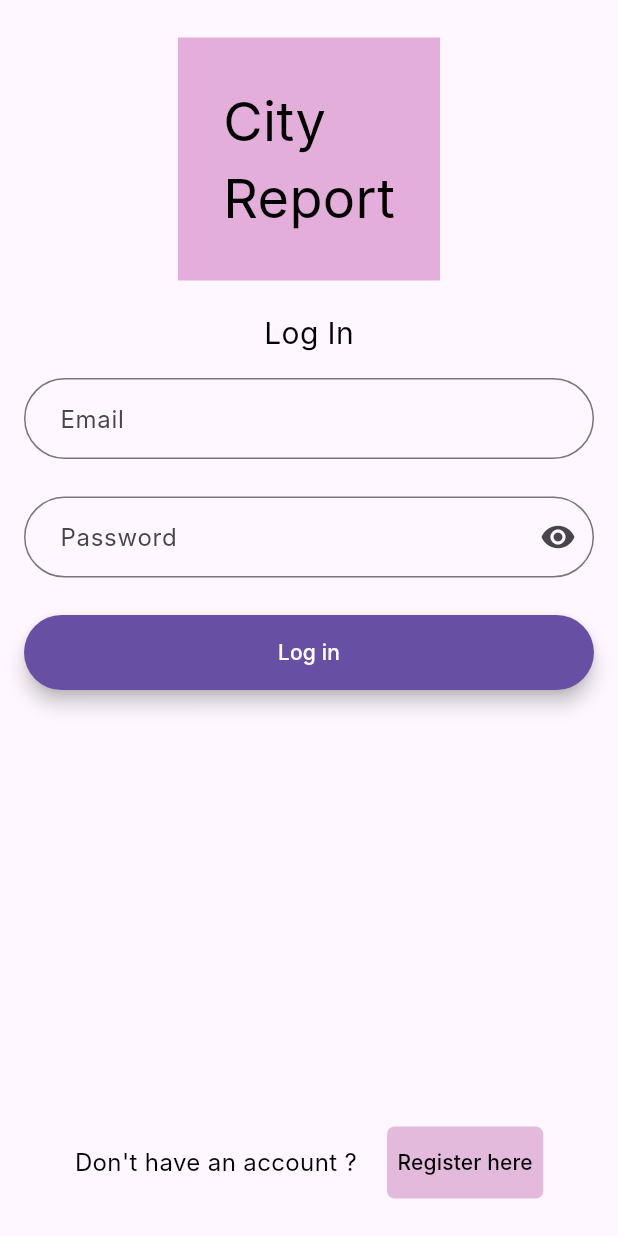
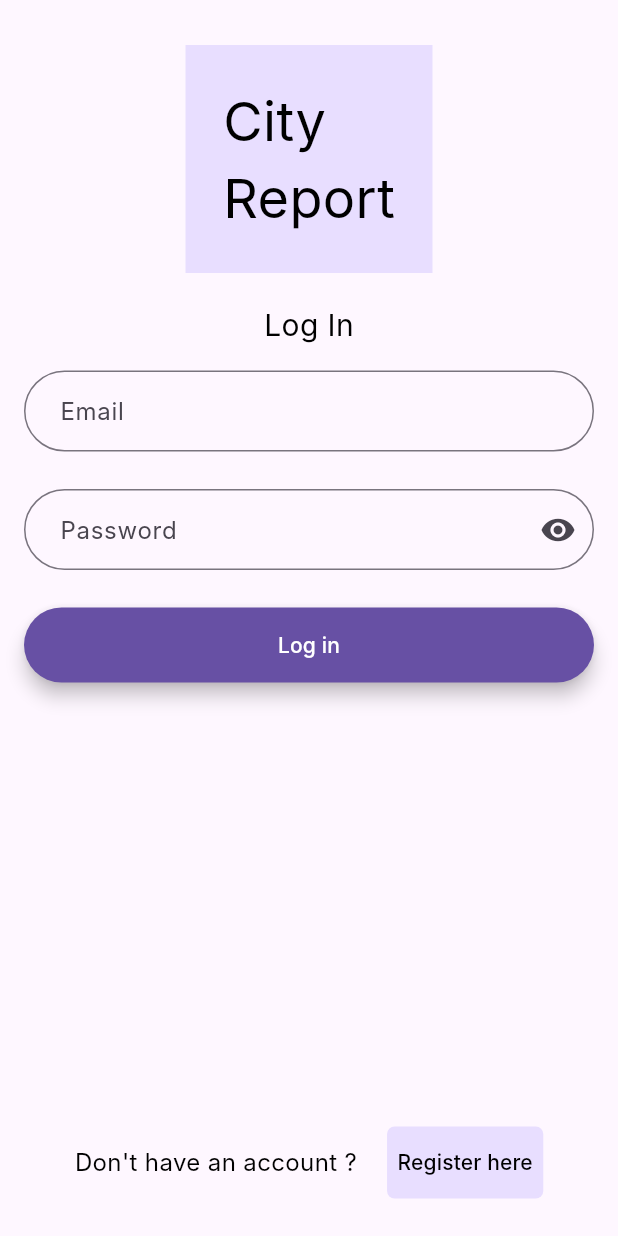
Before and after one commit to anastazee/city-report, a Flutter app: the screen it shows after launch, on a phone screen of 412 x 824 dp. Run offline on Flutter 3.47's test engine with Material 3 defaults, Android fonts, the phone set to English and light mode, and no system bars; our stand-ins replace camera, cloud_firestore, firebase_auth, firebase_core, firebase_storage, flutter_map and 7 more; missing offline and left inert: swipeable_page_route; accounts and stored records are empty; Roboto replaces fonts that are missing (Inter).

Commit message:
various fixes 	modified:   lib/models/bars.dart 	modified:   lib/screens/all_incidents.dart 	modified:   lib/screens/authenticate/login.dart 	modified:   lib/screens/myposts2.dart 	modified:   lib/screens/myprofile.dart 	modified:   lib/screens/notifications.dart

```diff
--- a/lib/models/bars.dart
+++ b/lib/models/bars.dart
@@ -9,7 +9,7 @@ class MyAppBar extends StatelessWidget implements PreferredSizeWidget {
   Widget build(BuildContext context) {
     return AppBar(
       leading: IconButton(
-          icon: const Icon(Icons.circle_notifications),
+          icon: const Icon(Icons.circle_notifications, color: Color(0xFF21005D)),
           onPressed: () {
             Navigator.push(
             context,
@@ -23,7 +23,7 @@ class MyAppBar extends StatelessWidget implements PreferredSizeWidget {
       backgroundColor: Color.fromARGB(255, 232, 222, 255),
       actions: [
         IconButton(
-           icon: Icon(Icons.account_circle_rounded),
+           icon: Icon(Icons.account_circle_rounded, color: Color(0xFF21005D)),
            onPressed: () {
             Navigator.push(
             context,
--- a/lib/screens/all_incidents.dart
+++ b/lib/screens/all_incidents.dart
@@ -223,6 +223,9 @@ Future<void> getUserLocation() async {
                         ),
                       ),
                     ),
+                    SizedBox(
+                            width: 8.0,
+                          ),
                         ],
                       ),
                     ),
--- a/lib/screens/authenticate/login.dart
+++ b/lib/screens/authenticate/login.dart
@@ -72,7 +72,7 @@ class _Login extends State<Login> {
     final register = Material(
       elevation: 0.0,
       borderRadius: BorderRadius.circular(5.0),
-      color: Color.fromARGB(255, 227, 186, 220),
+      color: Color.fromARGB(255, 232, 222, 255),
       child: MaterialButton(
         minWidth: MediaQuery.of(context).size.width * 0.1, // Adjust the factor to your liking
         padding: const EdgeInsets.symmetric(vertical: 10.0, horizontal: 7.0),
@@ -126,10 +126,10 @@ class _Login extends State<Login> {
       body: Column(
         mainAxisAlignment: MainAxisAlignment.center,
         children: [
-          const SizedBox(height: 25.0),
+          const SizedBox(height: 30.0),
         Container(
-        color: Color.fromARGB(255, 228, 174, 219), // Set the desired color for the box
-        padding: EdgeInsets.fromLTRB(30.0, 30.0, 30.0, 30.0), // Add top padding
+        color: Color.fromARGB(255, 232, 222, 255), // Set the desired color for the box
+        padding: EdgeInsets.fromLTRB(25.0, 25.0, 25.0, 25.0), // Add top padding
         child: Text(
           'City \nReport',
           style: TextStyle(
--- a/lib/screens/myposts2.dart
+++ b/lib/screens/myposts2.dart
@@ -240,6 +240,10 @@ class _MyPostsState extends State<MyPosts> {
                         ),
                       ),
                     ),
+                    SizedBox(
+                      width:
+                          8.0, // Add some spacing between the left edge and the content
+                    ),
                   ],
                 ),
               ),
--- a/lib/screens/myprofile.dart
+++ b/lib/screens/myprofile.dart
@@ -250,12 +250,12 @@ child: RichText(
         text: ' Points: ',
         style: TextStyle(fontSize: 18.0, fontWeight: FontWeight.bold),
       ),
-      TextSpan(text: '$points \n\n'),
+      TextSpan(text: '$points \n'),
       TextSpan(
         text: ' Level: ',
         style: TextStyle(fontSize: 18.0, fontWeight: FontWeight.bold),
       ),
-      TextSpan(text: '$level \n\n'),
+      TextSpan(text: '$level \n'),
       TextSpan(
         text: ' Points to Next Level: ',
         style: TextStyle(fontSize: 18.0, fontWeight: FontWeight.bold),
--- a/lib/screens/notifications.dart
+++ b/lib/screens/notifications.dart
@@ -121,6 +121,9 @@ class _Notifications extends State<Notifications> {
                         ),
                       ),
                     ),
+                    SizedBox(
+                            width: 8.0,
+                          ),
                         ],
                       ),
                     ),
```
